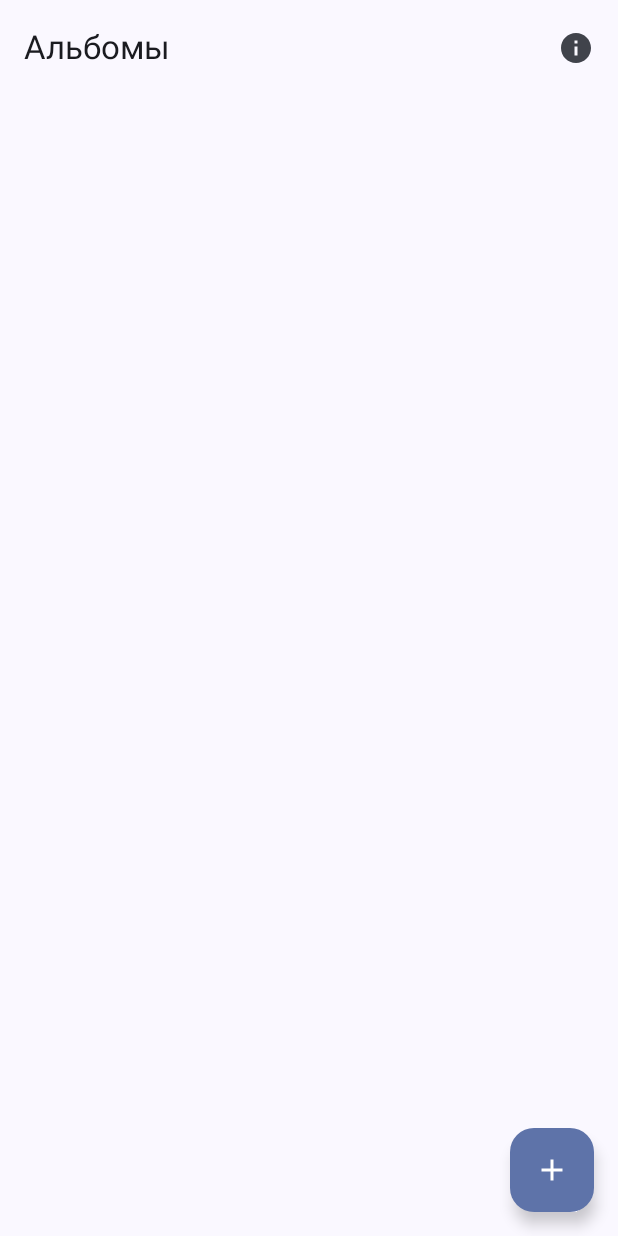
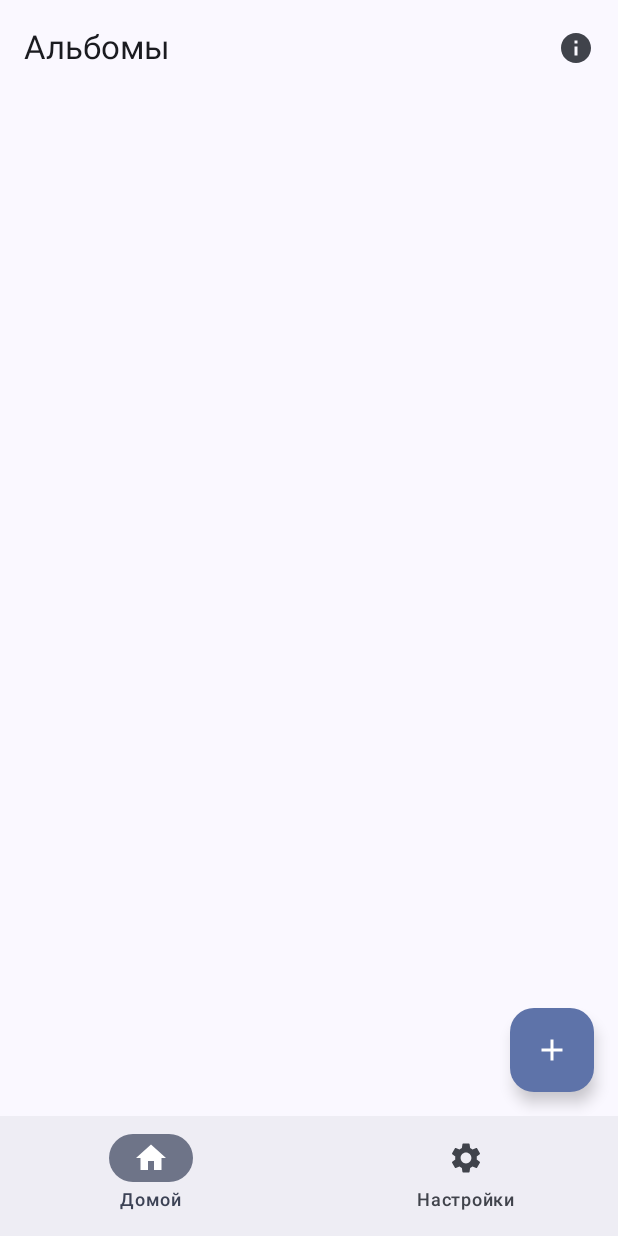
Before and after one commit to korsNaike/kotlin-androedo, an Android app built with Jetpack Compose: the screen it shows after launch (MainActivity), on a phone screen of 412 x 824 dp. Run offline under Robolectric (Android 15) with nearby library versions, the phone set to English and light mode, and no system bars; our stand-ins replace Dagger/Hilt's generated code, Room's generated code, livedata-compose.

Commit message:
feat: Реализовано нижнее меню

```diff
--- a/app/src/main/java/com/korsnaike/unikgallery/MainActivity.kt
+++ b/app/src/main/java/com/korsnaike/unikgallery/MainActivity.kt
@@ -1,9 +1,11 @@
 package com.korsnaike.unikgallery
 
+import android.os.Build
 import android.os.Bundle
 import androidx.activity.ComponentActivity
 import androidx.activity.compose.setContent
 import androidx.activity.enableEdgeToEdge
+import androidx.annotation.RequiresApi
 import androidx.compose.foundation.layout.fillMaxSize
 import androidx.compose.foundation.layout.padding
 import androidx.compose.material3.Scaffold
@@ -17,29 +19,40 @@ import androidx.navigation.compose.rememberNavController
 import androidx.navigation.navArgument
 import com.korsnaike.unikgallery.ui.AlbumDetailsScreen
 import com.korsnaike.unikgallery.ui.AlbumListScreen
+import com.korsnaike.unikgallery.ui.BottomNavBar
 import com.korsnaike.unikgallery.ui.PhotoDetailsScreen
+import com.korsnaike.unikgallery.ui.SettingsScreen
 import com.korsnaike.unikgallery.ui.theme.UnikgalleryTheme
 import dagger.hilt.android.AndroidEntryPoint
 
 @AndroidEntryPoint
 class MainActivity : ComponentActivity() {
+    @RequiresApi(Build.VERSION_CODES.O)
     override fun onCreate(savedInstanceState: Bundle?) {
         super.onCreate(savedInstanceState)
         enableEdgeToEdge()
         setContent {
             UnikgalleryTheme {
-                Scaffold(modifier = Modifier.fillMaxSize()) { innerPadding ->
-                    MyAppNavHost(modifier = Modifier.padding(innerPadding))
-                }
+                AppScaffold()
             }
         }
     }
 }
 
+@RequiresApi(Build.VERSION_CODES.O)
 @Composable
-fun MyAppNavHost(modifier: Modifier = Modifier) {
+fun AppScaffold() {
     val navController = rememberNavController()
-    NavHost(navController = navController, startDestination = "album_list", modifier = modifier) {
+
+    Scaffold(
+        modifier = Modifier.fillMaxSize(),
+        bottomBar = { BottomNavBar(navController) }
+    ) { innerPadding ->
+        NavHost(
+            navController = navController,
+            startDestination = "album_list",
+            modifier = Modifier.padding(innerPadding)
+        ) {
             composable("album_list") {
                 AlbumListScreen(navController)
             }
@@ -62,12 +75,16 @@ fun MyAppNavHost(modifier: Modifier = Modifier) {
                 )
             ) { backStackEntry ->
                 val photoId = backStackEntry.arguments?.getInt("photoId") ?: return@composable
-            PhotoDetailsScreen(photoId = photoId)
+                PhotoDetailsScreen(photoId = photoId, navController = navController)
+            }
+
+            // Добавляем новый экран настроек
+            composable("settings") {
+                SettingsScreen()
             }
         }
     }
-
-
+}
 
 @Composable
 fun HomeScreen() {
--- /dev/null
+++ b/app/src/main/java/com/korsnaike/unikgallery/ui/BottomNavBar.kt
@@ -0,0 +1,51 @@
+package com.korsnaike.unikgallery.ui
+
+import androidx.compose.material.icons.Icons
+import androidx.compose.material.icons.filled.Home
+import androidx.compose.material.icons.filled.Settings
+import androidx.compose.material3.Icon
+import androidx.compose.material3.NavigationBar
+import androidx.compose.material3.NavigationBarItem
+import androidx.compose.material3.Text
+import androidx.compose.runtime.Composable
+import androidx.compose.runtime.getValue
+import androidx.compose.ui.res.stringResource
+import androidx.navigation.NavController
+import androidx.navigation.compose.currentBackStackEntryAsState
+
+// Перечисление пунктов меню
+enum class BottomNavItem(val route: String, val icon: @Composable () -> Unit, val title: String) {
+    Home("album_list", { Icon(Icons.Default.Home, contentDescription = "Домой") }, "Домой"),
+    Settings("settings", { Icon(Icons.Default.Settings, contentDescription = "Настройки") }, "Настройки");
+}
+
+@Composable
+fun BottomNavBar(navController: NavController) {
+    val items = BottomNavItem.entries.toTypedArray()
+    val navBackStackEntry by navController.currentBackStackEntryAsState()
+    val currentRoute = navBackStackEntry?.destination?.route
+
+    NavigationBar {
+        items.forEach { item ->
+            val selected = currentRoute?.startsWith(item.route) == true
+
+            NavigationBarItem(
+                icon = { item.icon() },
+                label = { Text(text = item.title) },
+                selected = selected,
+                onClick = {
+                    navController.navigate(item.route) {
+                        // Очищаем весь стек навигации до начального экрана
+                        popUpTo(navController.graph.startDestinationId) {
+                            saveState = true
+                        }
+                        // Избегаем создания дубликатов в стеке
+                        launchSingleTop = true
+                        // Восстанавливаем состояние при возврате
+                        restoreState = true
+                    }
+                }
+            )
+        }
+    }
+}
```
Also changed, not shown: app/src/main/java/com/korsnaike/unikgallery/ui/PhotoDetailsScreen.kt (+13 -0 lines), app/src/main/java/com/korsnaike/unikgallery/ui/SettingsScreen.kt (added, +37 -0 lines). Lines whose indentation alone changed are shown as unchanged.
